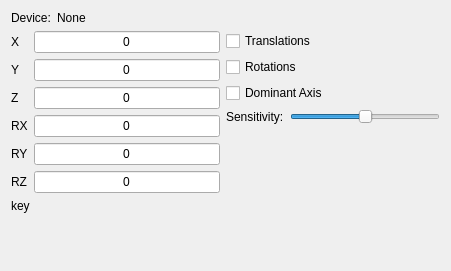
Qt form util/mouse3dtest/mousedetails.ui (chgans/qextmouse3d) before a commit.
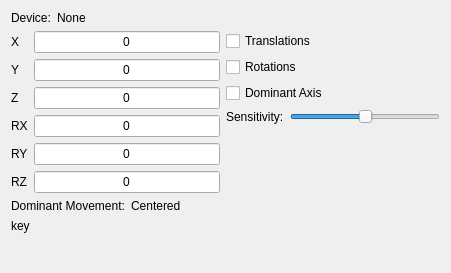
The same form after that commit.

```diff
--- a/util/mouse3dtest/mousedetails.ui
+++ b/util/mouse3dtest/mousedetails.ui
@@ -7,7 +7,7 @@
     <x>0</x>
     <y>0</y>
     <width>451</width>
-    <height>271</height>
+    <height>273</height>
    </rect>
   </property>
   <property name="windowTitle">
@@ -234,6 +234,30 @@
      </item>
     </layout>
    </item>
+   <item>
+    <layout class="QHBoxLayout" name="horizontalLayout_4">
+     <item>
+      <widget class="QLabel" name="label_9">
+       <property name="text">
+        <string>Dominant Movement:</string>
+       </property>
+      </widget>
+     </item>
+     <item>
+      <widget class="QLabel" name="dominantMovement">
+       <property name="sizePolicy">
+        <sizepolicy hsizetype="MinimumExpanding" vsizetype="Preferred">
+         <horstretch>0</horstretch>
+         <verstretch>0</verstretch>
+        </sizepolicy>
+       </property>
+       <property name="text">
+        <string>Centered</string>
+       </property>
+      </widget>
+     </item>
+    </layout>
+   </item>
    <item>
     <widget class="QLabel" name="key">
      <property name="text">
```
